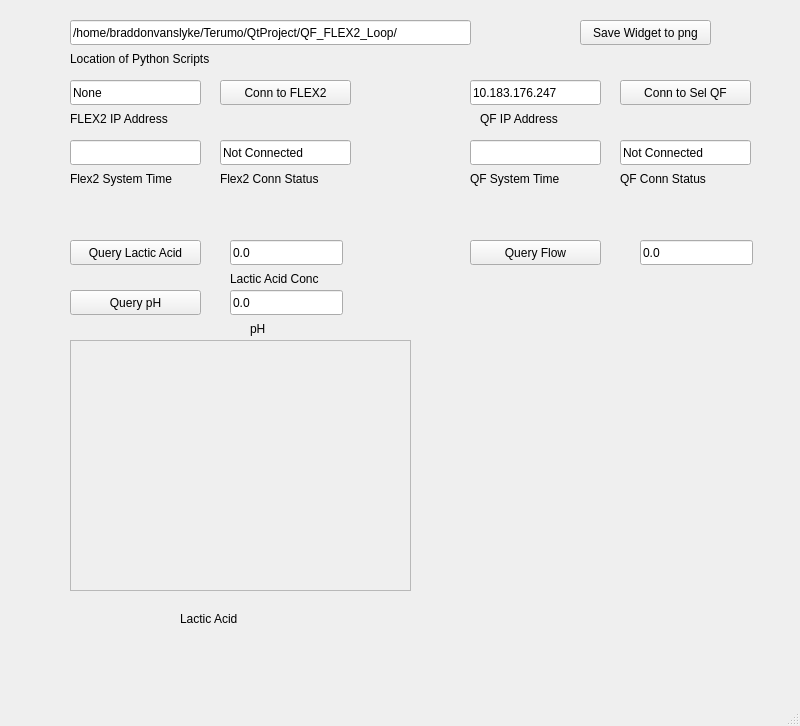
Before: the Qt Designer form mainwindow.ui in bvanusb2/Ready-QF-FLEX2-Loop, drawn with Qt 5.
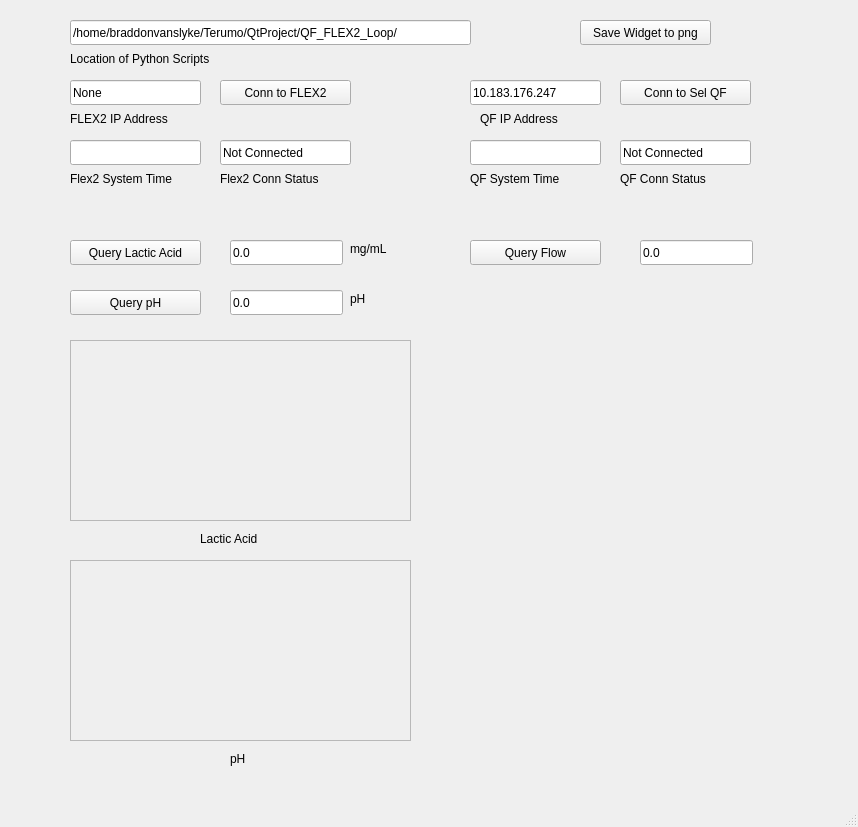
After: the same form once the commit is applied. Custom widgets are drawn as their Qt base class.

What changed in the file:
```diff
--- a/mainwindow.ui
+++ b/mainwindow.ui
@@ -6,8 +6,8 @@
    <rect>
     <x>0</x>
     <y>0</y>
-    <width>800</width>
-    <height>726</height>
+    <width>858</width>
+    <height>827</height>
    </rect>
   </property>
   <property name="windowTitle">
@@ -43,14 +43,14 @@
    <widget class="QLabel" name="label">
     <property name="geometry">
      <rect>
-      <x>250</x>
-      <y>320</y>
+      <x>350</x>
+      <y>240</y>
       <width>54</width>
       <height>17</height>
      </rect>
     </property>
     <property name="text">
-     <string>pH</string>
+     <string>mg/mL</string>
     </property>
    </widget>
    <widget class="QLineEdit" name="lineEditPh">
@@ -66,19 +66,6 @@
      <string>0.0</string>
     </property>
    </widget>
-   <widget class="QLabel" name="label_2">
-    <property name="geometry">
-     <rect>
-      <x>230</x>
-      <y>270</y>
-      <width>101</width>
-      <height>17</height>
-     </rect>
-    </property>
-    <property name="text">
-     <string>Lactic Acid Conc</string>
-    </property>
-   </widget>
    <widget class="QLineEdit" name="lineEditLacticAcidConc">
     <property name="geometry">
      <rect>
@@ -345,7 +332,7 @@
       <x>70</x>
       <y>340</y>
       <width>341</width>
-      <height>251</height>
+      <height>181</height>
      </rect>
     </property>
     <property name="frameShape">
@@ -360,7 +347,7 @@
        <x>10</x>
        <y>10</y>
        <width>321</width>
-       <height>231</height>
+       <height>161</height>
       </rect>
      </property>
     </widget>
@@ -368,9 +355,9 @@
    <widget class="QLabel" name="label_10">
     <property name="geometry">
      <rect>
-      <x>180</x>
-      <y>610</y>
-      <width>81</width>
+      <x>200</x>
+      <y>530</y>
+      <width>61</width>
       <height>17</height>
      </rect>
     </property>
@@ -378,6 +365,58 @@
      <string>Lactic Acid</string>
     </property>
    </widget>
+   <widget class="QFrame" name="frame_2">
+    <property name="geometry">
+     <rect>
+      <x>70</x>
+      <y>560</y>
+      <width>341</width>
+      <height>181</height>
+     </rect>
+    </property>
+    <property name="frameShape">
+     <enum>QFrame::StyledPanel</enum>
+    </property>
+    <property name="frameShadow">
+     <enum>QFrame::Raised</enum>
+    </property>
+    <widget class="QCustomPlot" name="widgetPlotPhAcid" native="true">
+     <property name="geometry">
+      <rect>
+       <x>10</x>
+       <y>10</y>
+       <width>321</width>
+       <height>161</height>
+      </rect>
+     </property>
+    </widget>
+   </widget>
+   <widget class="QLabel" name="label_11">
+    <property name="geometry">
+     <rect>
+      <x>230</x>
+      <y>750</y>
+      <width>31</width>
+      <height>17</height>
+     </rect>
+    </property>
+    <property name="text">
+     <string>pH</string>
+    </property>
+   </widget>
+   <widget class="QLabel" name="label_12">
+    <property name="geometry">
+     <rect>
+      <x>350</x>
+      <y>290</y>
+      <width>54</width>
+      <height>17</height>
+     </rect>
+    </property>
+    <property name="text">
+     <string>pH</string>
+    </property>
+   </widget>
   </widget>
   <widget class="QMenuBar" name="menubar">
    <property name="geometry">
```
Left out of the diff: 2 changed lines with no effect on the pictures.
